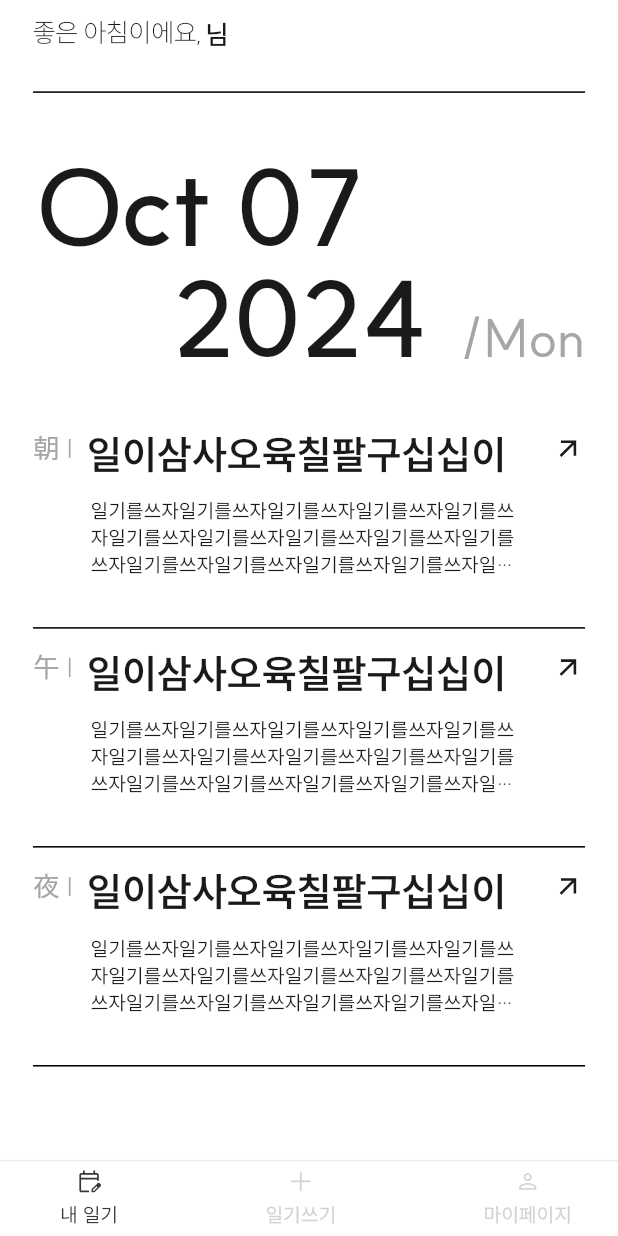
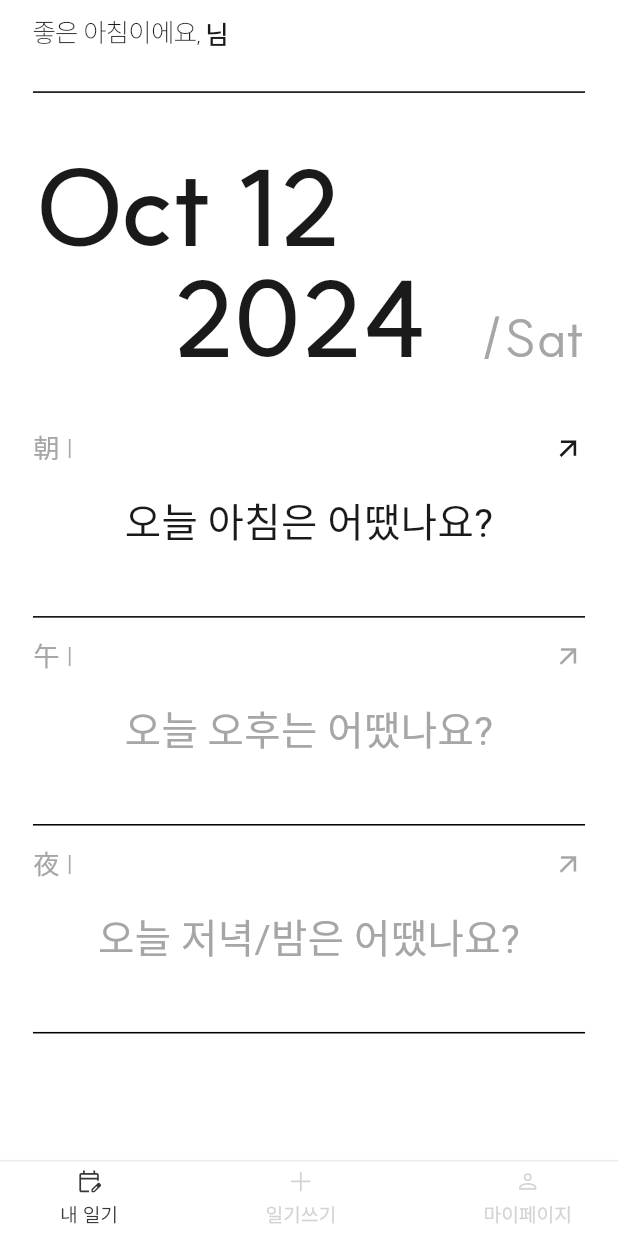
Before and after one commit to stablewoo/samsisegi, a Flutter app: the HomeScreen screen opened directly, on a phone screen of 412 x 824 dp. Run offline on Flutter 3.47's test engine with Material 3 defaults, Android fonts, the light colour scheme and no system bars; our stand-ins replace flutter_screenutil, flutter_svg, shared_preferences; accounts and stored records are empty; Roboto replaces fonts that are missing (SuitMedium); project files that could hold a hidden picture were left out.

Commit message:
홈 화면 현재 시간 동기화 및 empty 화면추가

```diff
--- /dev/null
+++ b/lib/custom_component/empty_home_content.dart
@@ -0,0 +1,76 @@
+import 'package:flutter/material.dart';
+import 'package:flutter_screenutil/flutter_screenutil.dart';
+import 'package:flutter_svg/svg.dart';
+import 'package:samsisegi/design_system.dart';
+
+class EmptyHomeContent extends StatelessWidget {
+  final String timeText;
+  final String contentText;
+  final Color timeColor;
+  final VoidCallback? onTap;
+
+  const EmptyHomeContent({
+    super.key,
+    required this.timeText,
+    required this.contentText,
+    required this.timeColor,
+    this.onTap,
+  });
+
+  @override
+  Widget build(BuildContext context) {
+    return GestureDetector(
+      onTap: onTap,
+      child: Column(
+        children: [
+          Row(
+            crossAxisAlignment: CrossAxisAlignment.start,
+            children: [
+              Text(
+                timeText, // 파라미터로 전달된 텍스트 사용
+                style: TextStyle(
+                  color: AppColors.gray,
+                  fontFamily: 'SuitRegular',
+                  fontSize: 16.sp,
+                  height: 1,
+                  wordSpacing: -0.32,
+                ),
+              ),
+              SizedBox(width: 8.w),
+              const Spacer(),
+              SvgPicture.asset(
+                'assets/icons/right_arrow_20.svg',
+                color: timeColor,
+                width: 20.w,
+                height: 20.h,
+              )
+            ],
+          ),
+          SizedBox(height: 24.h),
+          Center(
+            child: SizedBox(
+              width: 265.w,
+              child: Text(
+                contentText, // 파라미터로 전달된 텍스트 사용
+                textAlign: TextAlign.center,
+                style: TextStyle(
+                  color: timeColor,
+                  fontFamily: 'SuitMedium',
+                  fontSize: 24.sp,
+                  height: 1,
+                  wordSpacing: -0.48,
+                ),
+              ),
+            ),
+          ),
+          SizedBox(height: 48.h),
+          Container(
+            width: double.infinity,
+            height: 1.h,
+            color: Colors.black,
+          ),
+        ],
+      ),
+    );
+  }
+}
--- a/lib/home_screen.dart
+++ b/lib/home_screen.dart
@@ -1,8 +1,9 @@
 import 'package:flutter/cupertino.dart';
 import 'package:flutter/material.dart';
 import 'package:flutter_screenutil/flutter_screenutil.dart';
+import 'package:intl/intl.dart';
 import 'package:samsisegi/custom_component/custom_bottom_navigation_bar.dart';
-import 'package:samsisegi/custom_component/home_content.dart';
+import 'package:samsisegi/custom_component/empty_home_content.dart';
 import 'package:samsisegi/design_system.dart';
 import 'package:samsisegi/my_page.dart';
 import 'package:samsisegi/write_diary/select_emotions.dart';
@@ -25,6 +26,7 @@ class _HomeScreenState extends State<HomeScreen> {
     _loadNickName();
   }
 
+  // 닉네임 불러오기 함수
   void _loadNickName() async {
     SharedPreferences prefs = await SharedPreferences.getInstance();
     setState(() {
@@ -32,48 +34,83 @@ class _HomeScreenState extends State<HomeScreen> {
     });
   }
 
+  // 현재 날짜 관련 함수들
+  String getCurrentDate() => DateFormat('MMM dd').format(DateTime.now());
+  String getCurrentYear() => DateFormat('yyyy').format(DateTime.now());
+  String getCurrentDay() => DateFormat('EEE').format(DateTime.now());
+
+  // 시간에 따른 인사말 반환
+  String getGreetingMessage() {
+    int currentHour = DateTime.now().hour;
+    if (currentHour >= 5 && currentHour < 12) {
+      return "좋은 아침이에요,";
+    } else if (currentHour >= 12 && currentHour < 18) {
+      return "좋은 오후예요,";
+    } else if (currentHour >= 18 && currentHour < 22) {
+      return "좋은 저녁이에요,";
+    } else {
+      return "좋은 밤이에요";
+    }
+  }
+
+  // 시간대에 맞는 색상 반환
+  Color getTimeColor(int startHour, int endHour) {
+    int currentHour = DateTime.now().hour;
+    return currentHour >= startHour && currentHour < endHour
+        ? AppColors.primary
+        : AppColors.gray;
+  }
+
+  // 활성화 여부 체크 함수
+  bool isActive(Color color) => color == AppColors.primary;
+
+  // 네비게이션 탭 클릭 처리
   void _onItemTapped(int index) {
     if (index == _currentIndex) {
-      // 새로고침 처리
       _refreshCurrentPage();
     } else {
       setState(() {
         _currentIndex = index;
-        print("탭으로 변경된 인덱스: $_currentIndex");
       });
 
-      // Navigator로 페이지 이동
-      if (index == 0) {
+      // 페이지 이동 처리
+      switch (index) {
+        case 0:
           _navigateToPage(const HomeScreen(), 0);
-      } else if (index == 1) {
+          break;
+        case 1:
           _navigateToPage(const SelectEmotions(), 1);
-      } else if (index == 2) {
+          break;
+        case 2:
           _navigateToPage(const MyPage(), 2);
+          break;
       }
     }
   }
 
-  // 페이지 이동 후 돌아왔을 때 인덱스를 복구하는 함수
+  // 페이지 이동 후 돌아왔을 때 인덱스 복구
   Future<void> _navigateToPage(Widget page, int index) async {
     await Navigator.push(
       context,
-      CupertinoPageRoute(
-        builder: (context) => page,
-      ),
+      CupertinoPageRoute(builder: (context) => page),
     ).then((_) {
       setState(() {
         _currentIndex = 0;
-        print("복구된 인덱스: $_currentIndex");
       });
     });
   }
 
+  // 현재 페이지 새로고침
   void _refreshCurrentPage() {
     setState(() {});
   }
 
   @override
   Widget build(BuildContext context) {
+    Color morning = getTimeColor(5, 24);
+    Color afternoon = getTimeColor(12, 24);
+    Color night = getTimeColor(18, 24);
+
     return Scaffold(
       backgroundColor: AppColors.white,
       appBar: PreferredSize(
@@ -87,7 +124,7 @@ class _HomeScreenState extends State<HomeScreen> {
             child: Row(
               children: [
                 Text(
-                  '좋은 아침이에요,',
+                  getGreetingMessage(),
                   style: AppTextStyles.appBarExtraLight,
                 ),
                 SizedBox(width: 2.w),
@@ -112,8 +149,34 @@ class _HomeScreenState extends State<HomeScreen> {
               color: Colors.black,
             ),
             SizedBox(height: 40.h),
+            _buildDateSection(),
+            SizedBox(height: 40.h),
+            _buildEmptyHomeContent("朝 |", "오늘 아침은 어땠나요?", morning),
+            SizedBox(height: 16.h),
+            _buildEmptyHomeContent("午 |", "오늘 오후는 어땠나요?", afternoon),
+            SizedBox(height: 16.h),
+            _buildEmptyHomeContent("夜 |", "오늘 저녁/밤은 어땠나요?", night),
+          ],
+        ),
+      ),
+      bottomNavigationBar: Padding(
+        padding:
+            EdgeInsets.only(bottom: MediaQuery.of(context).viewPadding.bottom),
+        child: CustomBottomNavigationBar(
+          currentIndex: _currentIndex,
+          onTap: _onItemTapped,
+        ),
+      ),
+    );
+  }
+
+  // 날짜 섹션 위젯 생성 함수
+  Widget _buildDateSection() {
+    return Column(
+      crossAxisAlignment: CrossAxisAlignment.start,
+      children: [
         Text(
-              'Oct 07',
+          getCurrentDate(),
           style: TextStyle(
             color: AppColors.primary,
             fontFamily: 'SuitSemiBold',
@@ -130,7 +193,7 @@ class _HomeScreenState extends State<HomeScreen> {
             Padding(
               padding: EdgeInsets.only(left: 85.w),
               child: Text(
-                    '2024',
+                getCurrentYear(),
                 style: TextStyle(
                   color: AppColors.primary,
                   fontFamily: 'SuitSemiBold',
@@ -142,7 +205,7 @@ class _HomeScreenState extends State<HomeScreen> {
             ),
             Spacer(),
             Text(
-                  '/Mon',
+              '/${getCurrentDay()}',
               style: TextStyle(
                 color: AppColors.gray,
                 fontFamily: 'SuitRegular',
@@ -153,33 +216,25 @@ class _HomeScreenState extends State<HomeScreen> {
             ),
           ],
         ),
-            SizedBox(height: 40.h),
-            const HomeContent(
-                timeText: '朝 |',
-                titleText: '일이삼사오육칠팔구십십이',
-                contentText:
-                    '일기를쓰자일기를쓰자일기를쓰자일기를쓰자일기를쓰자일기를쓰자일기를쓰자일기를쓰자일기를쓰자일기를쓰자일기를쓰자일기를쓰자일기를쓰자일기를쓰자일기를쓰자'),
-            SizedBox(height: 16.h),
-            const HomeContent(
-                timeText: '午 |',
-                titleText: '일이삼사오육칠팔구십십이',
-                contentText:
-                    '일기를쓰자일기를쓰자일기를쓰자일기를쓰자일기를쓰자일기를쓰자일기를쓰자일기를쓰자일기를쓰자일기를쓰자일기를쓰자일기를쓰자일기를쓰자일기를쓰자일기를쓰자'),
-            SizedBox(height: 16.h),
-            const HomeContent(
-                timeText: '夜 |',
-                titleText: '일이삼사오육칠팔구십십이',
-                contentText:
-                    '일기를쓰자일기를쓰자일기를쓰자일기를쓰자일기를쓰자일기를쓰자일기를쓰자일기를쓰자일기를쓰자일기를쓰자일기를쓰자일기를쓰자일기를쓰자일기를쓰자일기를쓰자'),
       ],
-        ),
-      ),
-      bottomNavigationBar: Padding(
-        padding:
-            EdgeInsets.only(bottom: MediaQuery.of(context).viewPadding.bottom),
-        child: CustomBottomNavigationBar(
-            currentIndex: _currentIndex, onTap: _onItemTapped),
-      ),
+    );
+  }
+
+  // EmptyHomeContent 위젯 생성 함수
+  Widget _buildEmptyHomeContent(
+      String timeText, String contentText, Color timeColor) {
+    return EmptyHomeContent(
+      timeText: timeText,
+      contentText: contentText,
+      timeColor: timeColor,
+      onTap: isActive(timeColor)
+          ? () {
+              Navigator.push(
+                context,
+                CupertinoPageRoute(builder: (context) => SelectEmotions()),
+              );
+            }
+          : null,
     );
   }
 }
--- a/lib/write_diary/select_emotions.dart
+++ b/lib/write_diary/select_emotions.dart
@@ -6,6 +6,7 @@ import 'package:samsisegi/custom_component/custom_button.dart';
 import 'package:samsisegi/custom_component/emotion_select_box.dart';
 import 'package:samsisegi/custom_component/emotion_tag.dart';
 import 'package:samsisegi/design_system.dart';
+import 'package:samsisegi/write_diary/writing_page.dart';
 
 class SelectEmotions extends StatefulWidget {
   const SelectEmotions({super.key});
@@ -170,7 +171,14 @@ class _SelectEmotionsState extends State<SelectEmotions> {
         child: PrimaryButtonH48(
           text: '다음',
           isEnable: true,
-          onPressed: () {},
+          onPressed: () {
+            Navigator.push(
+              context,
+              CupertinoPageRoute(
+                builder: (context) => const WritingPage(),
+              ),
+            );
+          },
         ),
       ),
     );
--- /dev/null
+++ b/lib/write_diary/writing_page.dart
@@ -0,0 +1,28 @@
+import 'package:flutter/material.dart';
+import 'package:flutter_svg/svg.dart';
+import 'package:samsisegi/design_system.dart';
+
+class WritingPage extends StatefulWidget {
+  const WritingPage({super.key});
+
+  @override
+  State<WritingPage> createState() => _WritingPageState();
+}
+
+class _WritingPageState extends State<WritingPage> {
+  @override
+  Widget build(BuildContext context) {
+    return Scaffold(
+      backgroundColor: AppColors.white,
+      appBar: AppBar(
+        backgroundColor: AppColors.white,
+        leading: IconButton(
+          onPressed: () {
+            Navigator.pop(context);
+          },
+          icon: SvgPicture.asset('assets/icons/back_arrow_24.svg'),
+        ),
+      ),
+    );
+  }
+}
--- a/pubspec.yaml
+++ b/pubspec.yaml
@@ -38,6 +38,7 @@ dependencies:
   flutter_screenutil: ^5.9.3
   shared_preferences: ^2.3.2
   flutter_svg: ^2.0.10+1
+  intl: ^0.19.0
 
 dev_dependencies:
   flutter_test:
```
Also changed, not shown: pubspec.lock. Lines whose indentation alone changed are shown as unchanged.
